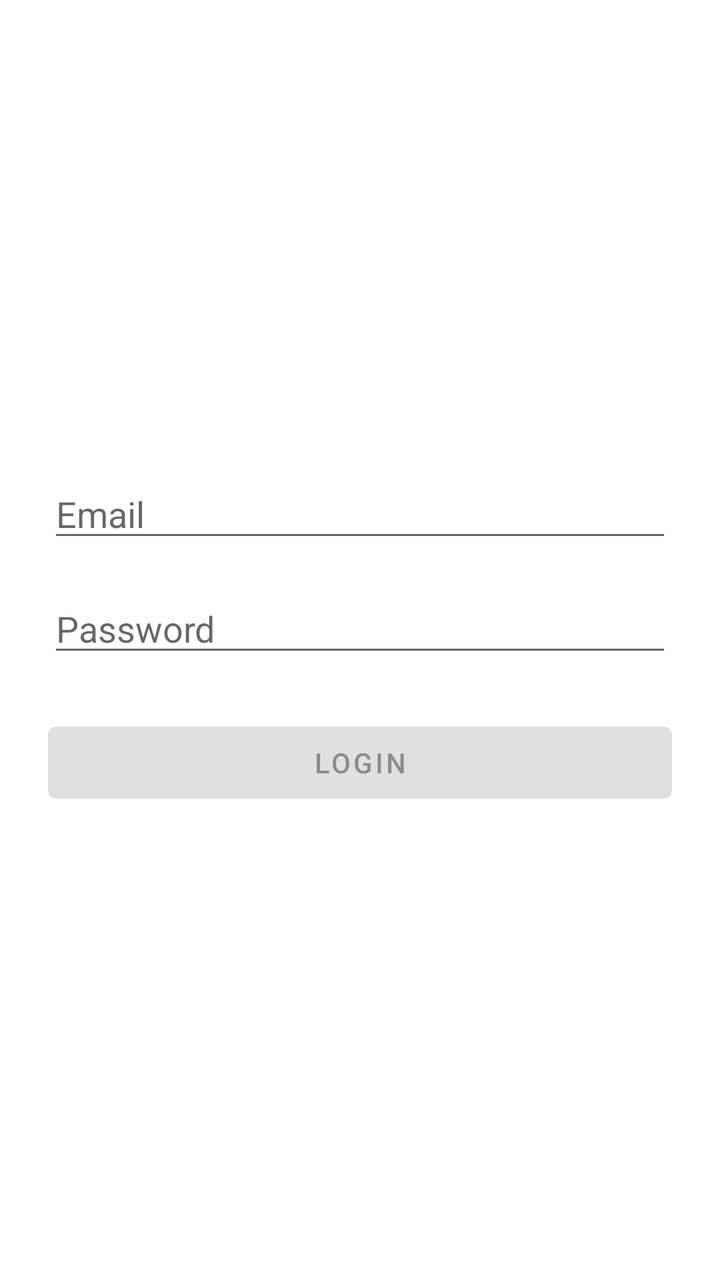
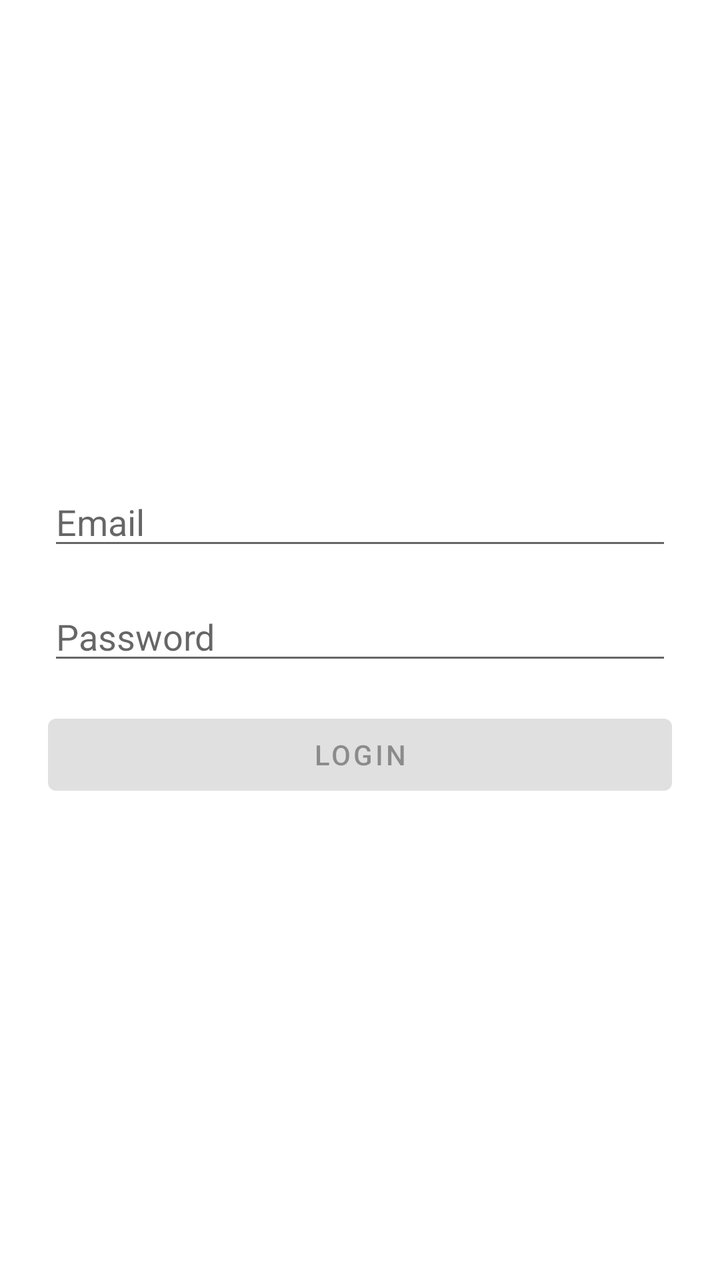

Screens rendered from an Android XML layout before and after an edit, with the pre-edit source and the edit as a unified diff.
<!-- AndroidManifest.xml: application theme Theme.MaterialComponents.DayNight.NoActionBar -->
<!-- res/layout/activity_login.xml -->
<?xml version="1.0" encoding="utf-8"?>
<LinearLayout xmlns:android="http://schemas.android.com/apk/res/android"
    android:layout_width="match_parent"
    android:layout_height="match_parent"
    android:orientation="vertical"
    android:padding="24dp"
    android:gravity="center">

    <EditText
        android:id="@+id/etEmail"
        android:layout_width="match_parent"
        android:layout_height="wrap_content"
        android:hint="Email"
        android:inputType="textEmailAddress" />

    <EditText
        android:id="@+id/etPassword"
        android:layout_width="match_parent"
        android:layout_height="wrap_content"
        android:hint="Password"
        android:inputType="textPassword"
        android:layout_marginTop="16dp" />

    <Button
        android:id="@+id/btnLogin"
        android:layout_width="match_parent"
        android:layout_height="wrap_content"
        android:text="Login"
        android:enabled="false"
        android:layout_marginTop="24dp" />

</LinearLayout>
<!-- resources referenced by this layout -->
<resources>

</resources>

<!-- the commit's change to res/layout/activity_login.xml (unified diff, before → after) -->
@@ -21,12 +21,20 @@
         android:inputType="textPassword"
         android:layout_marginTop="16dp" />
 
+    <TextView
+        android:id="@+id/tvLoginError"
+        android:layout_width="match_parent"
+        android:layout_height="wrap_content"
+        android:textColor="@android:color/holo_red_dark"
+        android:layout_marginTop="8dp"
+        android:visibility="gone" />
+
     <Button
         android:id="@+id/btnLogin"
         android:layout_width="match_parent"
         android:layout_height="wrap_content"
         android:text="Login"
         android:enabled="false"
-        android:layout_marginTop="24dp" />
+        android:layout_marginTop="16dp" />
 
 </LinearLayout>
